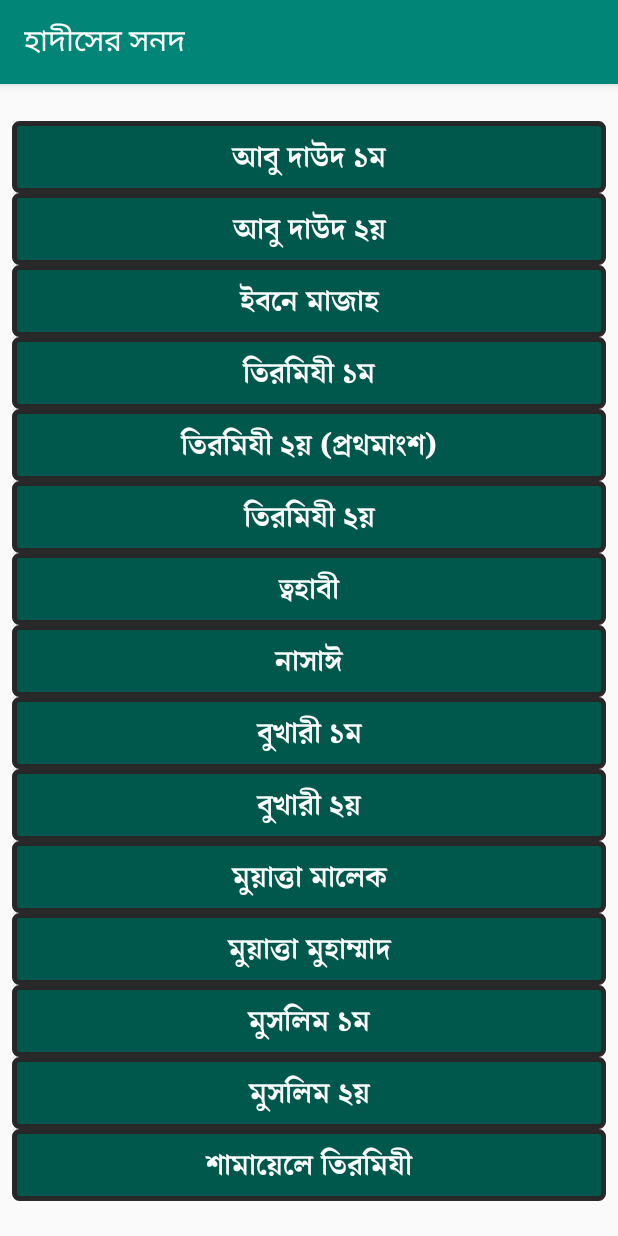
After one commit to masud7866/al_mahmud, an Android app: the CertificateActivity screen opened directly, with no data from a screen before it, on a phone screen of 412 x 824 dp. The commit adds this screen. Run offline under Robolectric (Android 15) with nearby library versions, the phone set to English and light mode, and no system bars.

Commit message:
CertificateActivity designed

```diff
--- a/app/build.gradle
+++ b/app/build.gradle
@@ -28,4 +28,5 @@ dependencies {
     implementation 'com.android.support:recyclerview-v7:28.0.0'
     implementation 'com.bignerdranch.android:expandablerecyclerview:1.0.3'
     implementation 'com.android.support:cardview-v7:28.0.0'
+    implementation 'com.android.support:design:28.0.0'
 }
--- a/app/src/main/AndroidManifest.xml
+++ b/app/src/main/AndroidManifest.xml
@@ -32,9 +32,12 @@
         <activity
             android:name=".HadithActivity"
             android:configChanges="orientation"
-            android:screenOrientation="portrait"/>
+            android:screenOrientation="portrait" />
         <activity
             android:name=".SchoolActivity"
+            android:configChanges="orientation"
+            android:screenOrientation="portrait" />
+        <activity android:name=".CertificateActivity"
             android:configChanges="orientation"
             android:screenOrientation="portrait"></activity>
     </application>
--- /dev/null
+++ b/app/src/main/java/com/ieitlabs/masud/almahmud/CertificateActivity.java
@@ -0,0 +1,17 @@
+package com.ieitlabs.masud.almahmud;
+
+import android.support.v7.app.AppCompatActivity;
+import android.os.Bundle;
+
+public class CertificateActivity extends AppCompatActivity {
+
+    @Override
+    protected void onCreate(Bundle savedInstanceState) {
+        super.onCreate(savedInstanceState);
+        setContentView(R.layout.activity_certificate);
+
+        setTitle("হাদীসের সনদ");
+
+
+    }
+}
--- a/app/src/main/java/com/ieitlabs/masud/almahmud/MainActivity.java
+++ b/app/src/main/java/com/ieitlabs/masud/almahmud/MainActivity.java
@@ -33,6 +33,15 @@ public class MainActivity extends AppCompatActivity {
             }
         });
 
+        Button certificate = findViewById(R.id.certificate);
+        certificate.setOnClickListener(new View.OnClickListener() {
+            @Override
+            public void onClick(View view) {
+                Intent intent = new Intent(MainActivity.this,CertificateActivity.class);
+                MainActivity.this.startActivity(intent);
+            }
+        });
+
         Button about = findViewById(R.id.about);
         about.setOnClickListener(new View.OnClickListener() {
             @Override
--- /dev/null
+++ b/app/src/main/res/layout/activity_certificate.xml
@@ -0,0 +1,236 @@
+<?xml version="1.0" encoding="utf-8"?>
+<android.support.constraint.ConstraintLayout xmlns:android="http://schemas.android.com/apk/res/android"
+    xmlns:app="http://schemas.android.com/apk/res-auto"
+    xmlns:tools="http://schemas.android.com/tools"
+    android:layout_width="match_parent"
+    android:layout_height="match_parent"
+    tools:context=".CertificateActivity">
+
+    <ScrollView
+        android:id="@+id/scrollView2"
+        android:layout_width="match_parent"
+        android:layout_height="wrap_content"
+        app:layout_constraintBottom_toBottomOf="parent"
+        app:layout_constraintEnd_toEndOf="parent"
+        app:layout_constraintHorizontal_bias="1.0"
+        app:layout_constraintStart_toStartOf="parent"
+        app:layout_constraintTop_toTopOf="parent"
+        app:layout_constraintVertical_bias="1.0">
+
+        <LinearLayout
+            android:layout_width="match_parent"
+            android:layout_height="match_parent"
+            android:layout_marginStart="8dp"
+            android:layout_marginLeft="8dp"
+            android:layout_marginTop="8dp"
+            android:layout_marginEnd="8dp"
+            android:layout_marginRight="8dp"
+            android:layout_marginBottom="8dp"
+            android:orientation="vertical"
+            android:paddingBottom="15dp"
+            app:layout_constraintBottom_toBottomOf="parent"
+            app:layout_constraintEnd_toEndOf="parent"
+            app:layout_constraintHorizontal_bias="1.0"
+            app:layout_constraintStart_toStartOf="parent"
+            app:layout_constraintTop_toTopOf="parent"
+            app:layout_constraintVertical_bias="1.0">
+
+            <Button
+                android:id="@+id/abu_daud_1"
+                style="@style/Widget.AppCompat.Button.Colored"
+                android:layout_width="match_parent"
+                android:layout_height="wrap_content"
+                android:background="@drawable/button_animate"
+                android:text="আবু দাউদ ১ম"
+                android:textAllCaps="false"
+                android:textAppearance="@style/TextAppearance.AppCompat.Title"
+                android:textColor="#FFFFFF"
+                android:textStyle="bold"
+                android:typeface="serif" />
+
+            <Button
+                android:id="@+id/abu_daud_2"
+                style="@style/Widget.AppCompat.Button.Colored"
+                android:layout_width="match_parent"
+                android:layout_height="wrap_content"
+                android:background="@drawable/button_animate"
+                android:text="আবু দাউদ ২য়"
+                android:textAllCaps="false"
+                android:textAppearance="@style/TextAppearance.AppCompat.Title"
+                android:textColor="#FFFFFF"
+                android:textStyle="bold"
+                android:typeface="serif" />
+
+            <Button
+                android:id="@+id/ibne_majah"
+                style="@style/Widget.AppCompat.Button.Colored"
+                android:layout_width="match_parent"
+                android:layout_height="wrap_content"
+                android:background="@drawable/button_animate"
+                android:text="ইবনে মাজাহ"
+                android:textAllCaps="false"
+                android:textAppearance="@style/TextAppearance.AppCompat.Title"
+                android:textColor="#FFFFFF"
+                android:textStyle="bold"
+                android:typeface="serif" />
+
+            <Button
+                android:id="@+id/tirmiji_1"
+                style="@style/Widget.AppCompat.Button.Colored"
+                android:layout_width="match_parent"
+                android:layout_height="wrap_content"
+                android:background="@drawable/button_animate"
+                android:text="তিরমিযী ১ম"
+                android:textAllCaps="false"
+                android:textAppearance="@style/TextAppearance.AppCompat.Title"
+                android:textColor="#FFFFFF"
+                android:textStyle="bold"
+                android:typeface="serif" />
+
+            <Button
+                android:id="@+id/tirmiji_2_1"
+                style="@style/Widget.AppCompat.Button.Colored"
+                android:layout_width="match_parent"
+                android:layout_height="wrap_content"
+                android:background="@drawable/button_animate"
+                android:text="তিরমিযী ২য় (প্রথমাংশ)"
+                android:textAllCaps="false"
+                android:textAppearance="@style/TextAppearance.AppCompat.Title"
+                android:textColor="#FFFFFF"
+                android:textStyle="bold"
+                android:typeface="serif" />
+
+            <Button
+                android:id="@+id/tirmiji_2_2"
+                style="@style/Widget.AppCompat.Button.Colored"
+                android:layout_width="match_parent"
+                android:layout_height="wrap_content"
+                android:background="@drawable/button_animate"
+                android:text="তিরমিযী ২য়"
+                android:textAllCaps="false"
+                android:textAppearance="@style/TextAppearance.AppCompat.Title"
+                android:textColor="#FFFFFF"
+                android:textStyle="bold"
+                android:typeface="serif" />
+
+            <Button
+                android:id="@+id/twahabi"
+                style="@style/Widget.AppCompat.Button.Colored"
+                android:layout_width="match_parent"
+                android:layout_height="wrap_content"
+                android:background="@drawable/button_animate"
+                android:text="ত্বহাবী"
+                android:textAllCaps="false"
+                android:textAppearance="@style/TextAppearance.AppCompat.Title"
+                android:textColor="#FFFFFF"
+                android:textStyle="bold"
+                android:typeface="serif" />
+
+            <Button
+                android:id="@+id/nasai"
+                style="@style/Widget.AppCompat.Button.Colored"
+                android:layout_width="match_parent"
+                android:layout_height="wrap_content"
+                android:background="@drawable/button_animate"
+                android:text="‌‌‌নাসাঈ"
+                android:textAllCaps="false"
+                android:textAppearance="@style/TextAppearance.AppCompat.Title"
+                android:textColor="#FFFFFF"
+                android:textStyle="bold"
+                android:typeface="serif" />
+
+            <Button
+                android:id="@+id/bukhari_1"
+                style="@style/Widget.AppCompat.Button.Colored"
+                android:layout_width="match_parent"
+                android:layout_height="wrap_content"
+                android:background="@drawable/button_animate"
+                android:text="‌‌‌বুখারী ১ম"
+                android:textAllCaps="false"
+                android:textAppearance="@style/TextAppearance.AppCompat.Title"
+                android:textColor="#FFFFFF"
+                android:textStyle="bold"
+                android:typeface="serif" />
+
+            <Button
+                android:id="@+id/bukhari_2"
+                style="@style/Widget.AppCompat.Button.Colored"
+                android:layout_width="match_parent"
+                android:layout_height="wrap_content"
+                android:background="@drawable/button_animate"
+                android:text="বুখারী ২য়"
+                android:textAllCaps="false"
+                android:textAppearance="@style/TextAppearance.AppCompat.Title"
+                android:textColor="#FFFFFF"
+                android:textStyle="bold"
+                android:typeface="serif" />
+
+            <Button
+                android:id="@+id/muatta_malek"
+                style="@style/Widget.AppCompat.Button.Colored"
+                android:layout_width="match_parent"
+                android:layout_height="wrap_content"
+                android:background="@drawable/button_animate"
+                android:text="মুয়াত্তা মালেক"
+                android:textAllCaps="false"
+                android:textAppearance="@style/TextAppearance.AppCompat.Title"
+                android:textColor="#FFFFFF"
+                android:textStyle="bold"
+                android:typeface="serif" />
+
+            <Button
+                android:id="@+id/muatta_muhammad"
+                style="@style/Widget.AppCompat.Button.Colored"
+                android:layout_width="match_parent"
+                android:layout_height="wrap_content"
+                android:background="@drawable/button_animate"
+                android:text="মুয়াত্তা মুহাম্মাদ"
+                android:textAllCaps="false"
+                android:textAppearance="@style/TextAppearance.AppCompat.Title"
+                android:textColor="#FFFFFF"
+                android:textStyle="bold"
+                android:typeface="serif" />
+
+            <Button
+                android:id="@+id/muslim_1"
+                style="@style/Widget.AppCompat.Button.Colored"
+                android:layout_width="match_parent"
+                android:layout_height="wrap_content"
+                android:background="@drawable/button_animate"
+                android:text="মুসলিম ১ম"
+                android:textAllCaps="false"
+                android:textAppearance="@style/TextAppearance.AppCompat.Title"
+                android:textColor="#FFFFFF"
+                android:textStyle="bold"
+                android:typeface="serif" />
+
+            <Button
+                android:id="@+id/muslim_2"
+                style="@style/Widget.AppCompat.Button.Colored"
+                android:layout_width="match_parent"
+                android:layout_height="wrap_content"
+                android:background="@drawable/button_animate"
+                android:text="মুসলিম ২য়"
+                android:textAllCaps="false"
+                android:textAppearance="@style/TextAppearance.AppCompat.Title"
+                android:textColor="#FFFFFF"
+                android:textStyle="bold"
+                android:typeface="serif" />
+
+            <Button
+                android:id="@+id/shamayele_tirmiji"
+                style="@style/Widget.AppCompat.Button.Colored"
+                android:layout_width="match_parent"
+                android:layout_height="wrap_content"
+                android:background="@drawable/button_animate"
+                android:text="শামায়েলে তিরমিযী"
+                android:textAllCaps="false"
+                android:textAppearance="@style/TextAppearance.AppCompat.Title"
+                android:textColor="#FFFFFF"
+                android:textStyle="bold"
+                android:typeface="serif" />
+        </LinearLayout>
+
+
+    </ScrollView>
+</android.support.constraint.ConstraintLayout>
```
